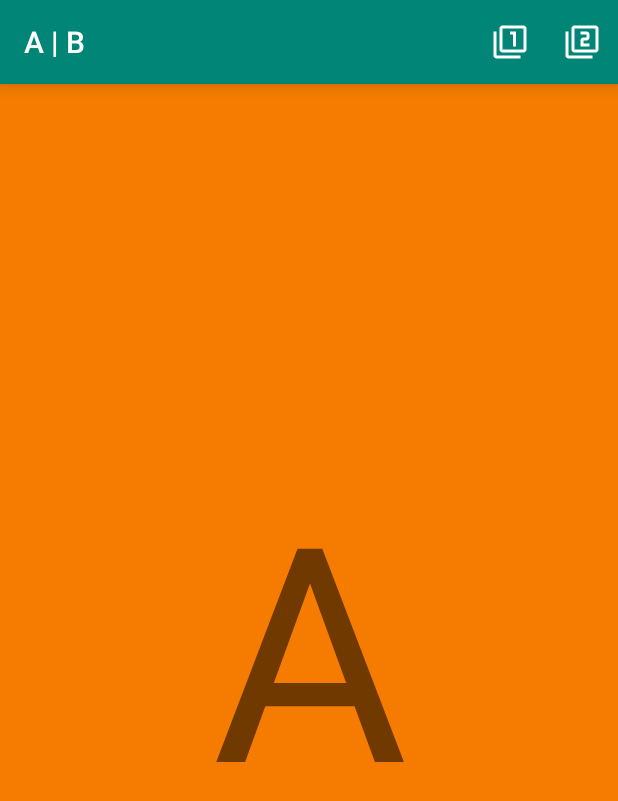
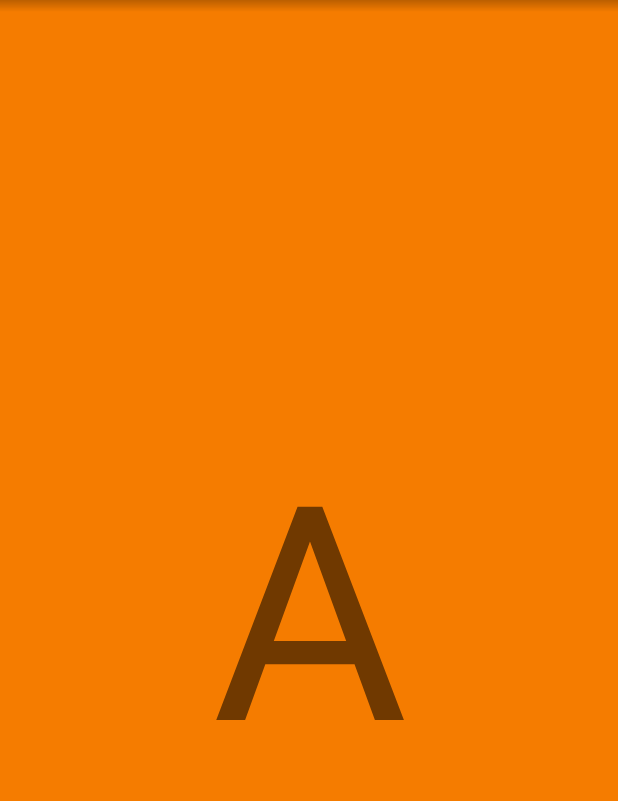
Before and after one commit to andreylitvintsev/A-B, an Android app: the screen it shows after launch (MainActivity), on a phone screen of 412 x 824 dp. Shown: the top 801 px of the screen. Run offline under Robolectric (Android 15) with nearby library versions, the phone set to English and light mode, and no system bars.

Commit message:
Final logic without changing screen orientation
- only portrait screen orientation
- rename 'BaseFragment' to 'PlayerFragment'
- add base fragment for click handling
- remove logging
- add 'notify' method for logging
- remove toolbar
- add shadow for status bar

```diff
--- a/app/src/main/AndroidManifest.xml
+++ b/app/src/main/AndroidManifest.xml
@@ -10,7 +10,7 @@
             android:supportsRtl="true"
             android:theme="@style/AppTheme">
 
-        <activity android:name=".MainActivity">
+        <activity android:name=".MainActivity" android:screenOrientation="portrait">
             <intent-filter>
                 <action android:name="android.intent.action.MAIN"/>
 
--- /dev/null
+++ b/app/src/main/java/com/github/andreylitvintsev/transitionbetweenfragments/ClickableFragment.kt
@@ -0,0 +1,36 @@
+package com.github.andreylitvintsev.transitionbetweenfragments
+
+import android.content.Context
+import android.os.Bundle
+import android.view.LayoutInflater
+import android.view.View
+import android.view.ViewGroup
+import androidx.annotation.LayoutRes
+import androidx.fragment.app.Fragment
+import com.github.andreylitvintsev.transitionbetweenfragments.fragmentcomposer.PlayerFragment
+
+
+abstract class ClickableFragment : PlayerFragment() {
+
+    interface OnClickListener {
+        fun onClick(fragment: Fragment, view: View)
+    }
+
+    private lateinit var clickListener: OnClickListener
+
+    override fun onAttach(context: Context) {
+        super.onAttach(context)
+        clickListener = (context as? OnClickListener)
+            ?: throw ClassCastException("${context::class.java.name} must implement ClickableFragment.OnClickListener")
+    }
+
+    @LayoutRes
+    abstract fun getLayoutId(): Int
+
+    override fun onCreateView(inflater: LayoutInflater, container: ViewGroup?, savedInstanceState: Bundle?): View? {
+        return inflater.inflate(getLayoutId(), container, false).apply {
+            setOnClickListener { clickListener.onClick(this@ClickableFragment, this) }
+        }
+    }
+
+}
--- a/app/src/main/java/com/github/andreylitvintsev/transitionbetweenfragments/FragmentA.kt
+++ b/app/src/main/java/com/github/andreylitvintsev/transitionbetweenfragments/FragmentA.kt
@@ -1,19 +1,6 @@
 package com.github.andreylitvintsev.transitionbetweenfragments
 
-import android.os.Bundle
-import android.view.LayoutInflater
-import android.view.View
-import android.view.ViewGroup
-import com.github.andreylitvintsev.transitionbetweenfragments.fragmentcomposer.BaseFragment
 
-
-class FragmentA : BaseFragment() {
+class FragmentA : ClickableFragment() {
     override fun getLayoutId(): Int = R.layout.fragment_a
-
-    override fun onCreateView(inflater: LayoutInflater, container: ViewGroup?, savedInstanceState: Bundle?): View? {
-        return super.onCreateView(inflater, container, savedInstanceState)?.apply {
-            viewTreeObserver.addOnGlobalLayoutListener {
-            }
-        }
-    }
 }
--- a/app/src/main/java/com/github/andreylitvintsev/transitionbetweenfragments/FragmentB.kt
+++ b/app/src/main/java/com/github/andreylitvintsev/transitionbetweenfragments/FragmentB.kt
@@ -1,8 +1,6 @@
 package com.github.andreylitvintsev.transitionbetweenfragments
 
-import com.github.andreylitvintsev.transitionbetweenfragments.fragmentcomposer.BaseFragment
 
-
-class FragmentB : BaseFragment() {
+class FragmentB : ClickableFragment() {
     override fun getLayoutId(): Int = R.layout.fragment_b
 }
--- a/app/src/main/java/com/github/andreylitvintsev/transitionbetweenfragments/MainActivity.kt
+++ b/app/src/main/java/com/github/andreylitvintsev/transitionbetweenfragments/MainActivity.kt
@@ -2,27 +2,26 @@ package com.github.andreylitvintsev.transitionbetweenfragments
 
 import android.animation.AnimatorInflater
 import android.os.Bundle
-import android.util.Log
 import android.view.Menu
-import android.view.MenuItem
+import android.view.View
 import androidx.appcompat.app.AppCompatActivity
-import com.github.andreylitvintsev.transitionbetweenfragments.fragmentcomposer.BaseFragment
+import androidx.fragment.app.Fragment
 import com.github.andreylitvintsev.transitionbetweenfragments.fragmentcomposer.FragmentComposer
-import kotlinx.android.synthetic.main.activity_main.*
+import com.github.andreylitvintsev.transitionbetweenfragments.fragmentcomposer.PlayerFragment
 
-class MainActivity : AppCompatActivity() {
+
+// TODO: поправить переход в фон
+class MainActivity : AppCompatActivity(), ClickableFragment.OnClickListener {
 
     private val fragments = arrayOf(FragmentA(), FragmentB())
+    private var currentFragmentIndex = 0
+    private var canClick = true
 
     override fun onCreate(savedInstanceState: Bundle?) {
         super.onCreate(savedInstanceState)
         setContentView(R.layout.activity_main)
-        setSupportActionBar(toolbar)
 
-        if (savedInstanceState == null) supportFragmentManager.beginTransaction().add(
-            R.id.fragmentContainer,
-            fragments[0]
-        ).commit()
+        if (savedInstanceState == null) openFragment(currentFragmentIndex)
     }
 
     override fun onPrepareOptionsMenu(menu: Menu?): Boolean {
@@ -30,24 +29,22 @@ class MainActivity : AppCompatActivity() {
         return true
     }
 
-    override fun onOptionsItemSelected(item: MenuItem?): Boolean {
-        return when (item?.itemId) {
-            R.id.fragment1 -> {
-                openFragmentWithAnimation(fragments[0])
-                true
-            }
-            R.id.fragment2 -> {
-                openFragmentWithAnimation(fragments[1])
-                true
-            }
-
-            else -> super.onOptionsItemSelected(item)
+    override fun onClick(fragment: Fragment, view: View) {
+        if (canClick) {
+            canClick = false
+            currentFragmentIndex = if (currentFragmentIndex == 0) 1 else 0
+            openFragmentWithAnimation(currentFragmentIndex)
         }
     }
 
-    private fun openFragmentWithAnimation(newFragment: BaseFragment) {
-        Log.d("NON COMPOSER", "----------------------------")
-        val currentFragment = supportFragmentManager.findFragmentById(R.id.fragmentContainer) as BaseFragment
+    private fun openFragment(fragmentIndex: Int) {
+        supportFragmentManager.beginTransaction()
+            .add(R.id.fragmentContainer, fragments[0])
+            .commit()
+    }
+
+    private fun openFragmentWithAnimation(fragmentIndex: Int) {
+        val currentFragment = supportFragmentManager.findFragmentById(R.id.fragmentContainer) as PlayerFragment
 
         FragmentComposer(supportFragmentManager)
             .setTargetFragment(currentFragment)
@@ -56,8 +53,8 @@ class MainActivity : AppCompatActivity() {
                     setTarget(view)
                 }
             }
-            .add(R.id.fragmentContainer, newFragment)
-            .waitForViewLayoutChanged() // вьюха еще не готова для анимирования, проблема в том что не сбрасывается флаг у все время существующего фрагмента + вообще по идее не нужно вызывать
+            .add(R.id.fragmentContainer, fragments[fragmentIndex])
+            .waitForViewLayoutChanged()
             .transform { view, baseFragment ->
                 (view as SupportedFractionFrameLayout).yFraction = 1f
             }
@@ -68,6 +65,9 @@ class MainActivity : AppCompatActivity() {
                 }
             }
             .remove(currentFragment)
+            .notify {
+                canClick = true
+            }
             .letsGo()
     }
 
--- a/app/src/main/java/com/github/andreylitvintsev/transitionbetweenfragments/fragmentcomposer/BaseFragment.kt
+++ b/app/src/main/java/com/github/andreylitvintsev/transitionbetweenfragments/fragmentcomposer/PlayerFragment.kt
@@ -1,14 +1,11 @@
 package com.github.andreylitvintsev.transitionbetweenfragments.fragmentcomposer
 
 import android.os.Bundle
-import android.view.LayoutInflater
 import android.view.View
-import android.view.ViewGroup
-import androidx.annotation.LayoutRes
 import androidx.fragment.app.Fragment
 
 
-abstract class BaseFragment : Fragment(), View.OnLayoutChangeListener {
+open class PlayerFragment : Fragment(), View.OnLayoutChangeListener {
 
     private var resumed = false
     private var onResumeListener: (() -> Unit)? = null
@@ -18,13 +15,6 @@ abstract class BaseFragment : Fragment(), View.OnLayoutChangeListener {
 
     private var viewLayoutChanged = false
     private var onViewLayoutChangeListener: (() -> Unit)? = null
-
-    @LayoutRes
-    abstract fun getLayoutId(): Int
-
-    override fun onCreateView(inflater: LayoutInflater, container: ViewGroup?, savedInstanceState: Bundle?): View? {
-        return inflater.inflate(getLayoutId(), container, false)
-    }
 
     override fun onViewCreated(view: View, savedInstanceState: Bundle?) {
         super.onViewCreated(view, savedInstanceState)
@@ -74,17 +64,15 @@ abstract class BaseFragment : Fragment(), View.OnLayoutChangeListener {
         }
     }
 
-    fun setOnResumeListener(needInvokeAfterEvent: Boolean = false, listener: (() -> Unit)?) {
+    internal fun setOnResumeListener(needInvokeAfterEvent: Boolean = false, listener: (() -> Unit)?) {
         onResumeListener = listener
-        if (needInvokeAfterEvent && resumed) { // когда фрагмент создается обычным способом, у нас не сбрасывается флаг если мы не подписывались
+        if (needInvokeAfterEvent && resumed) {
             onResumeListener?.invoke()
             resumed = false
         }
     }
-    // создали -> запустили A -> !!!установились флаги но не сбросились!!! -> запустили B -> ...
-    // идеи: может сбрасывать при удалении?
 
-    fun setOnViewCreatedListener(needInvokeAfterEvent: Boolean = false, listener: (() -> Unit)?) {
+    internal fun setOnViewCreatedListener(needInvokeAfterEvent: Boolean = false, listener: (() -> Unit)?) {
         onViewCreatedListener = listener
         if (needInvokeAfterEvent && viewCreated) {
             onViewCreatedListener?.invoke()
@@ -92,7 +80,7 @@ abstract class BaseFragment : Fragment(), View.OnLayoutChangeListener {
         }
     }
 
-    fun setOnViewLayoutChanged(needInvokeAfterEvent: Boolean = false, listener: (() -> Unit)?) {
+    internal fun setOnViewLayoutChanged(needInvokeAfterEvent: Boolean = false, listener: (() -> Unit)?) {
         onViewLayoutChangeListener = listener
         if (needInvokeAfterEvent && viewLayoutChanged) {
             onViewLayoutChangeListener?.invoke()
--- /dev/null
+++ b/app/src/main/res/drawable/bg_status_bar_shadow.xml
@@ -0,0 +1,7 @@
+<?xml version="1.0" encoding="utf-8"?>
+<shape xmlns:android="http://schemas.android.com/apk/res/android">
+    <gradient
+            android:angle="90"
+            android:startColor="@android:color/transparent"
+            android:endColor="@color/status_bar_shadow_end"/>
+</shape>
--- a/app/src/main/res/layout/activity_main.xml
+++ b/app/src/main/res/layout/activity_main.xml
@@ -1,16 +1,10 @@
 <?xml version="1.0" encoding="utf-8"?>
-<LinearLayout xmlns:android="http://schemas.android.com/apk/res/android"
+<FrameLayout xmlns:android="http://schemas.android.com/apk/res/android"
               xmlns:tools="http://schemas.android.com/tools"
               android:orientation="vertical"
               android:layout_width="match_parent"
               android:layout_height="match_parent"
               tools:context=".MainActivity">
-
-    <androidx.appcompat.widget.Toolbar
-            android:id="@+id/toolbar"
-            android:layout_width="match_parent"
-            android:layout_height="?attr/actionBarSize"
-            style="@style/Toolbar.VersionSpecific"/>
 
     <FrameLayout
             android:id="@+id/fragmentContainer"
@@ -18,5 +12,7 @@
             android:layout_height="match_parent"
             tools:showIn="@layout/fragment_a"/>
 
+    <View android:layout_width="match_parent" android:layout_height="8dp"
+          android:background="@drawable/bg_status_bar_shadow"/>
 
-</LinearLayout>
+</FrameLayout>
--- a/app/src/main/res/values-v21/styles.xml
+++ /dev/null
@@ -1,8 +0,0 @@
-<?xml version="1.0" encoding="utf-8"?>
-<resources>
-
-    <style name="Toolbar.VersionSpecific">
-        <item name="android:elevation">8dp</item>
-    </style>
-
-</resources>
--- a/app/src/main/res/values/colors.xml
+++ b/app/src/main/res/values/colors.xml
@@ -3,6 +3,10 @@
     <color name="colorPrimary">#008577</color>
     <color name="colorPrimaryDark">#00574B</color>
     <color name="colorAccent">#D81B60</color>
+
     <color name="backgroundColorA">#F57C00</color>
     <color name="backgroundColorB">#1976D2</color>
+
+    <color name="status_bar_shadow_start">@android:color/transparent</color>
+    <color name="status_bar_shadow_end">#3c000000</color>
 </resources>
--- a/app/src/main/res/values/styles.xml
+++ b/app/src/main/res/values/styles.xml
@@ -1,8 +1,6 @@
 <resources>
 
-    <!-- Base application theme. -->
     <style name="AppTheme" parent="Theme.AppCompat.Light.NoActionBar">
-        <!-- Customize your theme here. -->
         <item name="colorPrimary">@color/colorPrimary</item>
         <item name="colorPrimaryDark">@color/colorPrimaryDark</item>
         <item name="colorAccent">@color/colorAccent</item>
@@ -14,11 +12,4 @@
         <item name="android:includeFontPadding">false</item>
     </style>
 
-    <style name="Toolbar">
-        <item name="android:theme">@style/Base.ThemeOverlay.AppCompat.Dark.ActionBar</item>
-        <item name="android:background">?attr/colorPrimary</item>
-    </style>
-
-    <style name="Toolbar.VersionSpecific"/>
-
 </resources>
```
Also changed, not shown: app/src/main/java/com/github/andreylitvintsev/transitionbetweenfragments/fragmentcomposer/FragmentComposer.kt (+29 -29 lines), app/src/main/res/animator/move_to_back.xml (+0 -28 lines).
